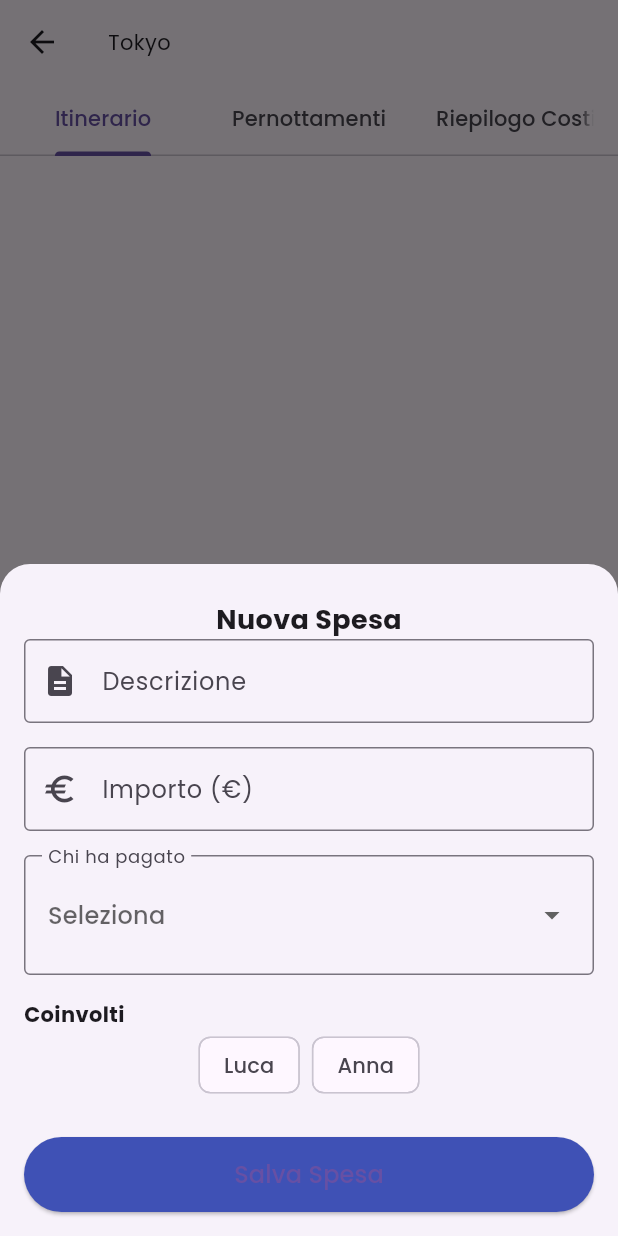
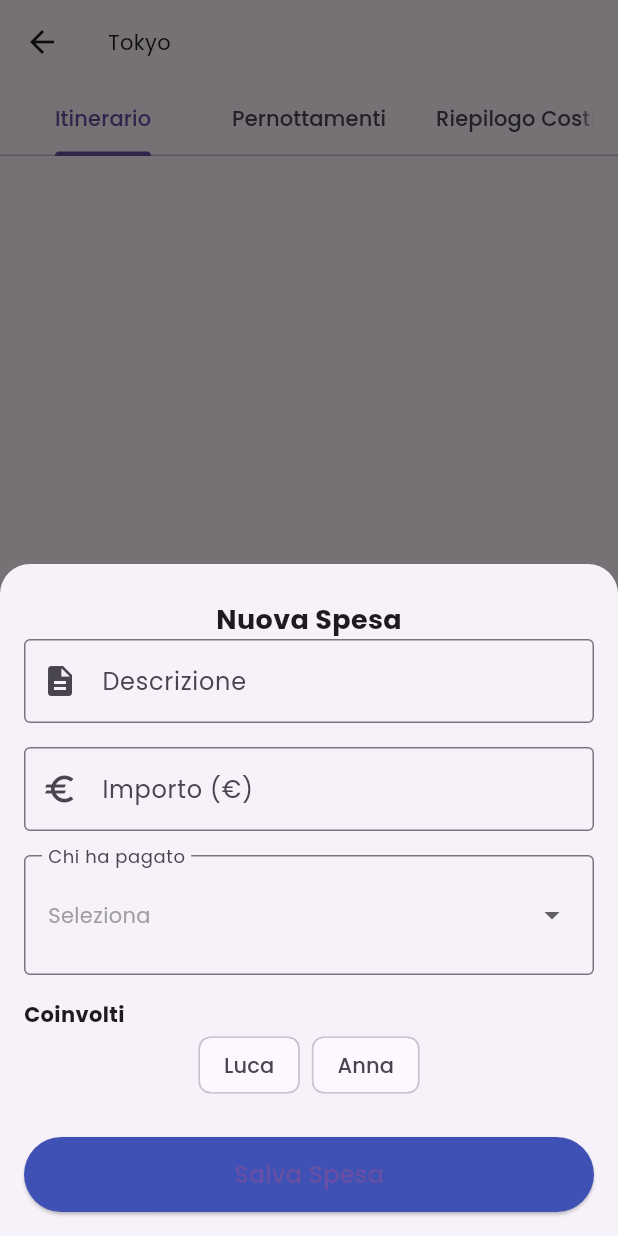
Before and after one commit to fabio96-dot/travelsage, a Flutter app: the ViaggioDettaglioPage screen opened directly with sample values from the repository, after a tap on "Aggiungi Spesa", on a phone screen of 412 x 824 dp. Run offline on Flutter 3.47's test engine with Material 3 defaults, Android fonts, the light colour scheme and no system bars; our stand-ins replace firebase_auth, firebase_core, fl_chart, flutter_map, google_fonts, image_picker and 3 more; accounts and stored records are empty.

Commit message:
quick fix 3

```diff
--- a/lib/pages/viaggio_dettaglio_page.dart
+++ b/lib/pages/viaggio_dettaglio_page.dart
@@ -115,20 +115,32 @@ class _ViaggioDettaglioPageState extends State<ViaggioDettaglioPage>
                     labelText: 'Chi ha pagato',
                     border: const OutlineInputBorder(),
                     errorText: _pagatoreNonSelezionato ? 'Seleziona un pagatore' : null,
+                    suffixIcon: pagatore.isNotEmpty
+                        ? const Icon(Icons.check_circle, color: Colors.green)
+                        : null,
                     ),
                     child: DropdownButtonHideUnderline(
                     child: DropdownButton<String>(
                       isExpanded: true,
-                      hint: const Text('Seleziona'),
-                      items: widget.viaggio.partecipanti
-                          .map((p) => DropdownMenuItem(value: p, child: Text(p)))
-                          .toList(),
+                      hint: const Text('Seleziona', style: TextStyle(color: Colors.grey)),
+                      value: pagatore.isEmpty ? null : pagatore, // Aggiungi questa linea
+                      items: widget.viaggio.partecipanti.map((p) {
+                      return DropdownMenuItem(value: p,child: Text(p,style: TextStyle(
+                      color: pagatore == p ? Colors.indigo : Colors.black, // Evidenzia selezione
+                      fontWeight: pagatore == p ? FontWeight.bold : FontWeight.normal,
+                      ),
+                     ),
+                    );
+                  }).toList(),
                         onChanged: (val) {
                         pagatore = val ?? '';
                         setModalState(() {
                         _pagatoreNonSelezionato = val == null;
                       });
                     },
+                    dropdownColor: Colors.white,
+                    icon: const Icon(Icons.arrow_drop_down),
+                    style: Theme.of(context).textTheme.bodyMedium,
                     ),
                   ),
                 ),
```
Also changed, not shown: lib/main.dart (+29 -14 lines). Lines whose indentation alone changed are shown as unchanged.
